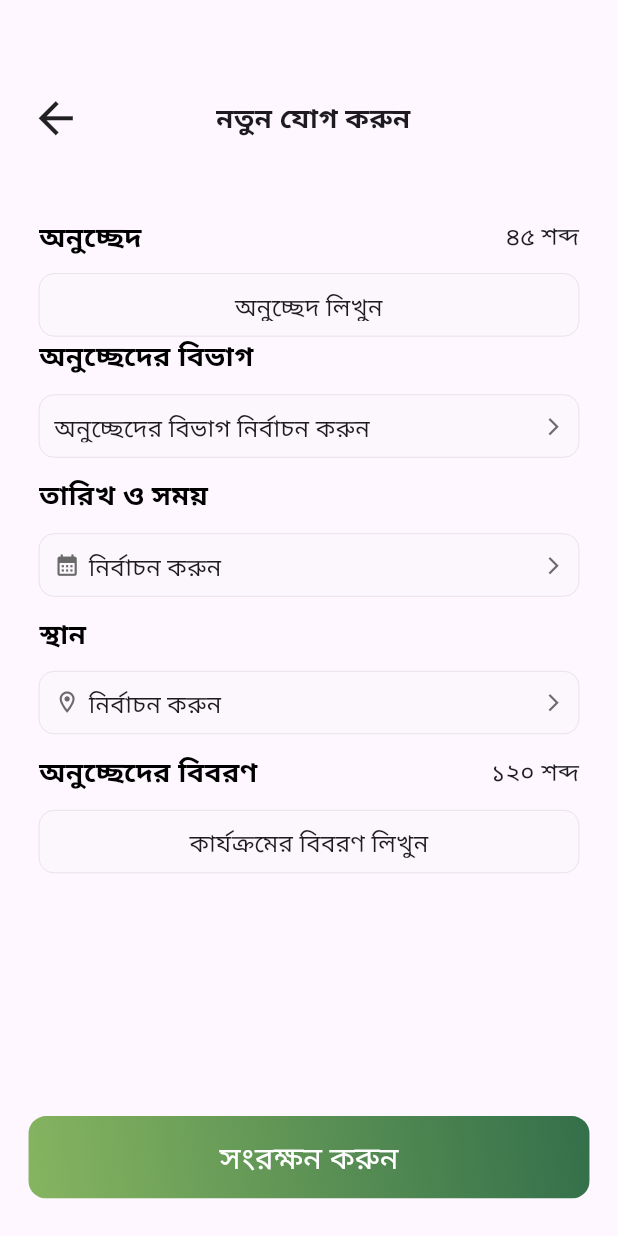
After one commit to SyedMahiuddin/softbd_task, a Flutter app: the AddNewPage screen opened directly, on a phone screen of 412 x 824 dp. The commit adds this screen. Run offline on Flutter 3.47's test engine with Material 3 defaults, Android fonts, the phone set to English and light mode, and no system bars; our stand-ins replace flutter_screenutil, get.

Commit message:
all done

```diff
--- a/lib/Commons/custom_widgets.dart
+++ b/lib/Commons/custom_widgets.dart
@@ -1,7 +1,6 @@
 
 import 'package:flutter/material.dart';
 import 'package:flutter_screenutil/flutter_screenutil.dart';
-import 'package:get/get.dart';
 
 import '../consts/colors.dart';
 import '../consts/space_helper.dart';
@@ -17,12 +16,12 @@ Widget printHeader({required int fontSize, required String textData}){
   return Text(textData,style: TextStyle(fontWeight: FontWeight.bold,fontSize: fontSize.sp),);
 }
 
-Widget printlightText({required int fontSize, required String textData}){
-  return Text(textData,style: TextStyle(fontWeight: FontWeight.normal,fontSize: fontSize.sp),);
+Widget printLightText({required int fontSize, required String textData}){
+  return Text(textData,textAlign:TextAlign.center,style: TextStyle(fontWeight: FontWeight.normal,fontSize: fontSize.sp),);
 }
 
 Widget printMediumText({required int fontSize, required String textData, Color? color}){
-  return Text(textData,style: TextStyle(fontWeight: FontWeight.w600,fontSize: fontSize.sp,color: color ?? Colors.black),);
+  return Text( overflow: TextOverflow.ellipsis,maxLines: 4,textData,style: TextStyle(fontWeight: FontWeight.w600,fontSize: fontSize.sp,color: color ?? Colors.black),);
 }
 
 // ignore: non_constant_identifier_names
@@ -76,7 +75,7 @@ Widget singleTextContainer(
 }
 
 
-Widget customButton({required String textData, required OnTap onTap, required double fontSize, required double borderRadius, required double height, required double width, required double elevation}){
+Widget customButton({required String textData, required double fontSize,required VoidCallback onPressed, required double borderRadius, required double height, required double width, required double elevation}){
   return SizedBox(
     height: height.h,
     width: width.w,
@@ -90,9 +89,7 @@ Widget customButton({required String textData, required OnTap onTap, required do
         ),
         elevation: MaterialStateProperty.all<double>(elevation.sp),
       ),
-      onPressed: (){
-
-      },
+      onPressed:  onPressed,
       child: Ink(
         decoration: BoxDecoration(
           gradient:const LinearGradient(
@@ -117,4 +114,5 @@ Widget customButton({required String textData, required OnTap onTap, required do
     ),
   );
 }
+
 }
--- /dev/null
+++ b/lib/Views/add_new.dart
@@ -0,0 +1,246 @@
+import 'package:flutter/material.dart';
+import 'package:flutter_screenutil/flutter_screenutil.dart';
+import 'package:get/get.dart';
+import 'package:softbd_task/consts/colors.dart';
+
+import '../Commons/custom_widgets.dart';
+import '../consts/space_helper.dart';
+
+class AddNewPage extends StatelessWidget {
+  const AddNewPage({Key? key}) : super(key: key);
+
+  @override
+  Widget build(BuildContext context) {
+    return Scaffold(
+      body: Stack(
+        children: [
+          Align(
+            alignment: Alignment.topCenter,
+            child: Padding(
+              padding: const EdgeInsets.symmetric(vertical: 18.0),
+              child: _buildTopView(context),
+            ),
+          ),
+          Positioned(
+            top: 100.h,left: 1,right: 1,
+              child: _buildForm()),
+          Align(
+            alignment: Alignment.bottomCenter,
+            child: Padding(
+              padding: const EdgeInsets.symmetric(vertical: 25.0),
+              child: CustomView().customButton(textData: "সংরক্ষন করুন", fontSize: 18,
+                  onPressed: (){
+                    Get.back();
+                    showCustomAlertDialog(context);
+                  }, borderRadius: 12, height: 46, width: 327, elevation: 0),
+            ),
+          )
+        ],
+      ),
+    );
+  }
+
+  Widget _buildTopView(BuildContext context){
+    return Column(
+      crossAxisAlignment: CrossAxisAlignment.start,
+      children: [
+        SpaceHelper.verticalSpace20,
+        Padding(
+          padding: const EdgeInsets.all(20.0),
+          child: SizedBox(
+            width: MediaQuery.of(context).size.width,
+            child: Row(
+              mainAxisAlignment: MainAxisAlignment.spaceBetween,
+              children: [
+                InkWell(
+                  onTap: (){
+                    Get.back();
+                  },
+                    child: Icon(Icons.arrow_back,size: 30.sp,)),
+                CustomView().printHeader(fontSize: 16, textData: "নতুন যোগ করুন"),
+               SpaceHelper.horizontalSpace25
+              ],
+            ),
+          ),
+        ),
+      ],
+    );
+  }
+
+  Widget _buildForm(){
+    return Padding(
+      padding: const EdgeInsets.all(25.0),
+      child: SizedBox(
+        width: 327.w,
+        child: Column(
+          crossAxisAlignment: CrossAxisAlignment.start,
+          children: [
+            Row(
+              mainAxisAlignment: MainAxisAlignment.spaceBetween,
+              children: [
+                CustomView().printMediumText(fontSize: 16, textData: "অনুচ্ছেদ"),
+                CustomView().printLightText(fontSize: 14, textData: "৪৫ শব্দ"),
+
+              ],
+            ),
+            SpaceHelper.verticalSpace10,
+            Container(
+              height: 35.h,
+              width: 327.w,
+              decoration: BoxDecoration(
+                  color: ColorHelper.backWhite.withOpacity(0.2),
+                  borderRadius: BorderRadius.circular(10),
+                  border: Border.all(width: 0.1,color: ColorHelper.lightBlack)
+              ),
+              child:  Padding(
+                padding: const EdgeInsets.all(10.0),
+                child: CustomView().printLightText(fontSize: 14, textData: "অনুচ্ছেদ লিখুন"),
+              ),
+            ),
+            CustomView().printMediumText(fontSize: 16, textData: "অনুচ্ছেদের বিভাগ"),
+            SpaceHelper.verticalSpace10,
+            Container(
+              height: 35.h,
+              width: 327.w,
+              decoration: BoxDecoration(
+                  color: ColorHelper.backWhite.withOpacity(0.2),
+                  borderRadius: BorderRadius.circular(10),
+                  border: Border.all(width: 0.1,color: ColorHelper.lightBlack)
+              ),
+              child:  Padding(
+                padding: const EdgeInsets.all(10.0),
+                child: Row(
+                  mainAxisAlignment: MainAxisAlignment.spaceBetween,
+                  children: [
+                    CustomView().printLightText(fontSize: 14, textData: "অনুচ্ছেদের বিভাগ নির্বাচন করুন"),
+                    Icon(Icons.arrow_forward_ios,color: ColorHelper.lightBlack,size: 12.sp,)
+                  ],
+                ),
+              ),
+            ),
+            SpaceHelper.verticalSpace10,
+            CustomView().printMediumText(fontSize: 16, textData: "তারিখ ও সময়"),
+            SpaceHelper.verticalSpace10,
+            Container(
+              height: 35.h,
+              width: 327.w,
+              decoration: BoxDecoration(
+                  color: ColorHelper.backWhite.withOpacity(0.2),
+                  borderRadius: BorderRadius.circular(10),
+                  border: Border.all(width: 0.1,color: ColorHelper.lightBlack)
+              ),
+              child:  Padding(
+                padding: const EdgeInsets.all(10.0),
+                child: Row(
+                  mainAxisAlignment: MainAxisAlignment.spaceBetween,
+                  children: [
+                    Row(
+                      children: [
+                        Icon(Icons.calendar_month,color: ColorHelper.lightBlack,size: 15.sp,),
+                        SpaceHelper.horizontalSpace5,
+                        CustomView().printLightText(fontSize: 14, textData: "নির্বাচন করুন"),
+                      ],
+                    ),
+                    Icon(Icons.arrow_forward_ios,color: ColorHelper.lightBlack,size: 12.sp,)
+                  ],
+                ),
+              ),
+            ),
+            SpaceHelper.verticalSpace10,
+            CustomView().printMediumText(fontSize: 16, textData: "স্থান"),
+            SpaceHelper.verticalSpace10,
+            Container(
+              height: 35.h,
+              width: 327.w,
+              decoration: BoxDecoration(
+                  color: ColorHelper.backWhite.withOpacity(0.2),
+                  borderRadius: BorderRadius.circular(10),
+                  border: Border.all(width: 0.1,color: ColorHelper.lightBlack)
+              ),
+              child:  Padding(
+                padding: const EdgeInsets.all(10.0),
+                child: Row(
+                  mainAxisAlignment: MainAxisAlignment.spaceBetween,
+                  children: [
+                    Row(
+                      children: [
+                        Icon(Icons.location_on_outlined,color: ColorHelper.lightBlack,size: 15.sp,),
+                        SpaceHelper.horizontalSpace5,
+                        CustomView().printLightText(fontSize: 14, textData: "নির্বাচন করুন"),
+                      ],
+                    ),
+                    Icon(Icons.arrow_forward_ios,color: ColorHelper.lightBlack,size: 12.sp,)
+                  ],
+                ),
+              ),
+            ),
+            SpaceHelper.verticalSpace10,
+            Row(
+              mainAxisAlignment: MainAxisAlignment.spaceBetween,
+              children: [
+                CustomView().printMediumText(fontSize: 16, textData: "অনুচ্ছেদের বিবরণ"),
+                CustomView().printLightText(fontSize: 14, textData: "১২০ শব্দ"),
+              ],
+            ),
+            SpaceHelper.verticalSpace10,
+            Container(
+              height: 35.h,
+              width: 327.w,
+              decoration: BoxDecoration(
+                  color: ColorHelper.backWhite.withOpacity(0.2),
+                  borderRadius: BorderRadius.circular(10),
+                  border: Border.all(width: 0.1,color: ColorHelper.lightBlack)
+              ),
+              child:  Padding(
+                padding: const EdgeInsets.all(10.0),
+                child: CustomView().printLightText(fontSize: 14, textData: "কার্যক্রমের বিবরণ লিখুন"),
+              ),
+            ),
+          ],
+        ),
+      ),
+    );
+  }
+
+  void showCustomAlertDialog(BuildContext context) {
+    showDialog(
+      context: context,
+      builder: (BuildContext context) {
+        return AlertDialog(
+          contentPadding: EdgeInsets.zero,
+          content: Container(
+           decoration: BoxDecoration(
+             color: Colors.white,
+             borderRadius: BorderRadius.circular(14.sp)
+           ),
+            height: 286.h,
+            width: 327.w,
+            child: Padding(
+              padding: const EdgeInsets.all(8.0),
+              child: Column(
+                mainAxisAlignment: MainAxisAlignment.center,
+                crossAxisAlignment: CrossAxisAlignment.center,
+                children: [
+
+                 CustomView().printImage(height: 76, width: 84, path: "assets/icons/iconImages/done.png"),
+                  SpaceHelper.verticalSpace25,
+                  CustomView().printHeader(fontSize: 16, textData: "নতুন অনুচ্ছেদ সংরক্ষন"),
+                  SpaceHelper.verticalSpace10,
+                  CustomView().printLightText(fontSize: 14, textData: "আপনার সময়রেখাতে নতুন অনুচ্ছেদ সংরক্ষণ সম্পুর্ন হয়েছে "),
+                  SpaceHelper.verticalSpace15,
+                  CustomView().customButton(
+                      textData: "আরও যোগ করুন",
+                      fontSize: 18,
+                      onPressed: (){
+                        Get.back();
+                        Get.to(const AddNewPage());
+                      },
+                      borderRadius: 12, height: 46, width: 207, elevation: 0.2)
+                ],
+              ),
+            ),
+          ),
+        );
+      },
+    );}
+}
--- a/lib/Views/home_page.dart
+++ b/lib/Views/home_page.dart
@@ -100,13 +100,13 @@ class HomePage extends StatelessWidget {
               mainAxisAlignment: MainAxisAlignment.center,
               children: [
                 CustomView().printHeader(fontSize: 20, textData: "মোঃ মোহাইমেনুল রেজা"),
-                CustomView().printlightText(fontSize: 14, textData: "সফটবিডি লিমিটেড"),
+                CustomView().printLightText(fontSize: 14, textData: "সফটবিডি লিমিটেড"),
                 Row(
                   mainAxisAlignment: MainAxisAlignment.spaceBetween,
                   children: [
                     CustomView().printImage(height: 16, width: 16, path: "assets/images/mapPoint.png"),
                     SpaceHelper.horizontalSpace5,
-                    CustomView().printlightText(fontSize: 14, textData: "ঢাকা"),
+                    CustomView().printLightText(fontSize: 14, textData: "ঢাকা"),
                   ],
                 )
               ],
--- a/pubspec.yaml
+++ b/pubspec.yaml
@@ -36,6 +36,8 @@ dependencies:
   # Use with the CupertinoIcons class for iOS style icons.
   cupertino_icons: ^1.0.2
   get: ^4.6.5
+  http:
+  intl:
   flutter_screenutil: ^5.8.4
 
 dev_dependencies:
```
Also changed, not shown: lib/Controller/feed_controller.dart (+56 -1 lines), lib/Repository/feed_repository.dart (+18 -1 lines), lib/Views/feed_view.dart (+38 -7 lines), lib/models/story_model.dart (added, +53 -0 lines), assets/icons/iconImages/done.png (added), pubspec.lock.
